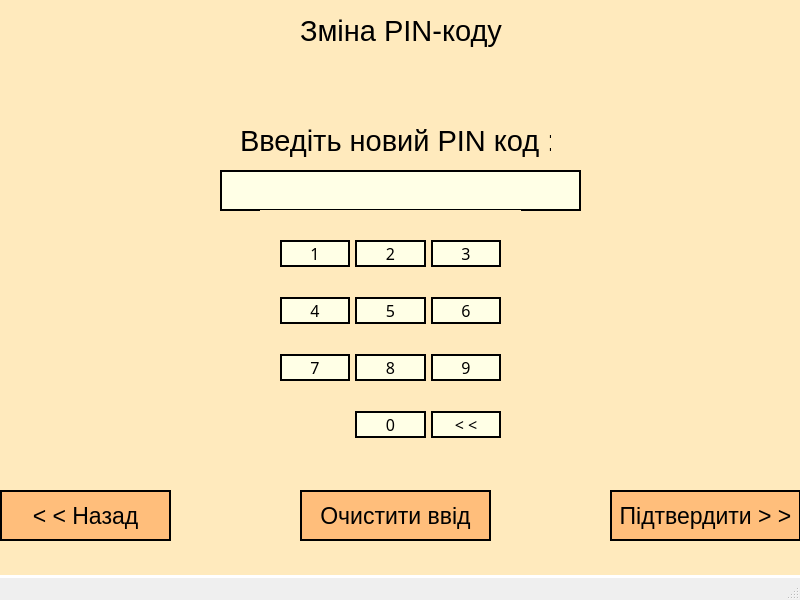
Old version of the form mainwindow.ui in the repository BearDimonR/MOOP_Project_5_ATM.
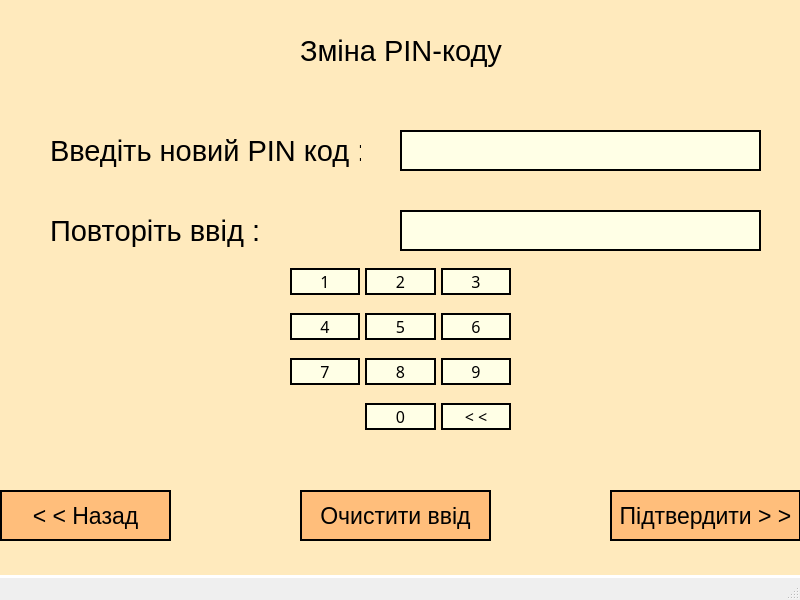
New version of the form. The open tabs and pages were chosen to show the change. Icons and pictures are not drawn.

Commit message: widget front fixed

Patch:
```diff
--- a/mainwindow.ui
+++ b/mainwindow.ui
@@ -2890,7 +2890,7 @@
       <property name="geometry">
        <rect>
         <x>300</x>
-        <y>10</y>
+        <y>30</y>
         <width>211</width>
         <height>41</height>
        </rect>
@@ -2911,8 +2911,8 @@
      <widget class="QLabel" name="label_page8_3">
       <property name="geometry">
        <rect>
-        <x>240</x>
-        <y>120</y>
+        <x>50</x>
+        <y>130</y>
         <width>311</width>
         <height>41</height>
        </rect>
@@ -2933,8 +2933,8 @@
      <widget class="QLineEdit" name="lineEdit_changePIN">
       <property name="geometry">
        <rect>
-        <x>220</x>
-        <y>170</y>
+        <x>400</x>
+        <y>130</y>
         <width>361</width>
         <height>41</height>
        </rect>
@@ -2968,10 +2968,10 @@
      <widget class="QWidget" name="gridLayoutWidget_6">
       <property name="geometry">
        <rect>
-        <x>260</x>
-        <y>210</y>
+        <x>270</x>
+        <y>250</y>
         <width>261</width>
-        <height>261</height>
+        <height>201</height>
        </rect>
       </property>
       <layout class="QGridLayout" name="gridLayout_8">
@@ -3379,6 +3379,63 @@
        <string>Підтвердити &gt; &gt;</string>
       </property>
      </widget>
+     <widget class="QLineEdit" name="lineEdit_repeatChangePIN">
+      <property name="geometry">
+       <rect>
+        <x>400</x>
+        <y>210</y>
+        <width>361</width>
+        <height>41</height>
+       </rect>
+      </property>
+      <property name="font">
+       <font>
+        <family>Arial</family>
+        <pointsize>18</pointsize>
+       </font>
+      </property>
+      <property name="styleSheet">
+       <string notr="true">color: rgb(0, 0, 0);
+background-color: rgb(255, 255, 230);
+border-style: solid;
+border-width: 2px;
+border-color: rgb(0, 0, 0);
+
+
+</string>
+      </property>
+      <property name="text">
+       <string/>
+      </property>
+      <property name="echoMode">
+       <enum>QLineEdit::Normal</enum>
+      </property>
+      <property name="alignment">
+       <set>Qt::AlignCenter</set>
+      </property>
+     </widget>
+     <widget class="QLabel" name="label_page8_4">
+      <property name="geometry">
+       <rect>
+        <x>50</x>
+        <y>210</y>
+        <width>311</width>
+        <height>41</height>
+       </rect>
+      </property>
+      <property name="font">
+       <font>
+        <family>Arial</family>
+        <pointsize>22</pointsize>
+       </font>
+      </property>
+      <property name="styleSheet">
+       <string notr="true">color: rgb(0, 0, 0);</string>
+      </property>
+      <property name="text">
+       <string>Повторіть ввід :</string>
+      </property>
+     </widget>
     </widget>
     <widget class="QWidget" name="page9_AnotherCardNum">
      <widget class="QLabel" name="page9_label">
```
Left out of the diff: 8 changed lines with no effect on the pictures. The commit also changes 6 other files.
